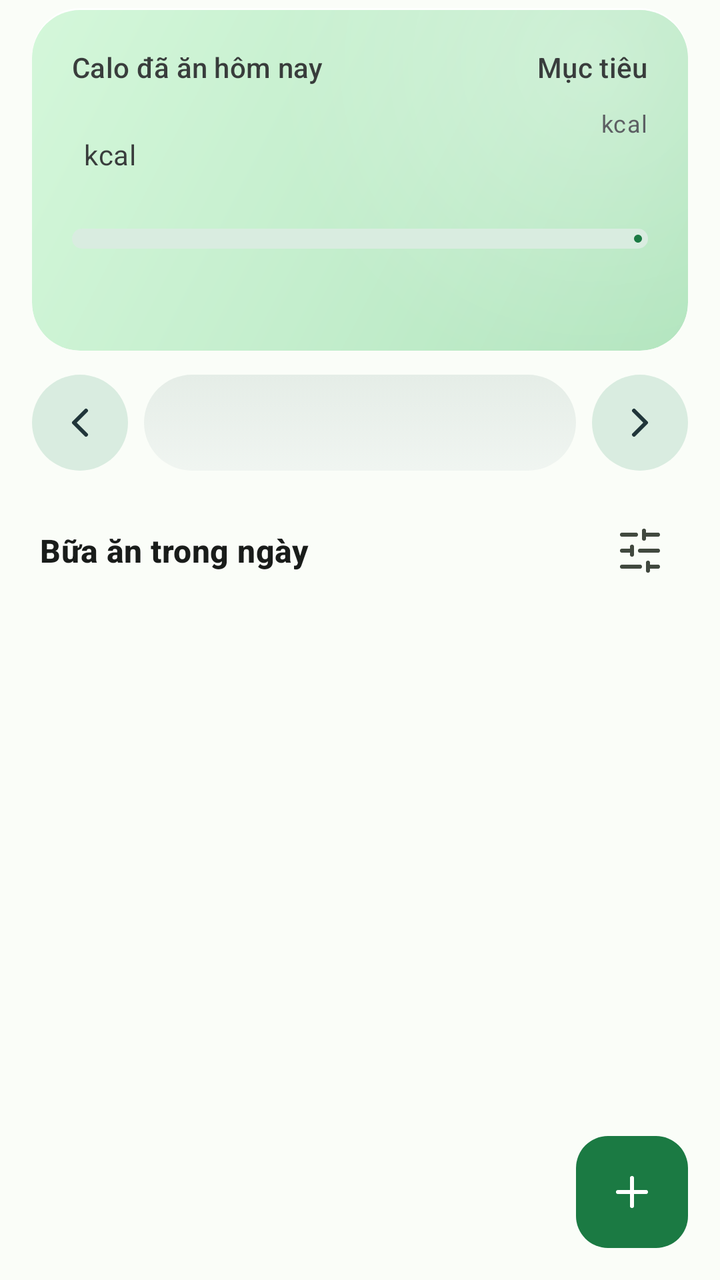
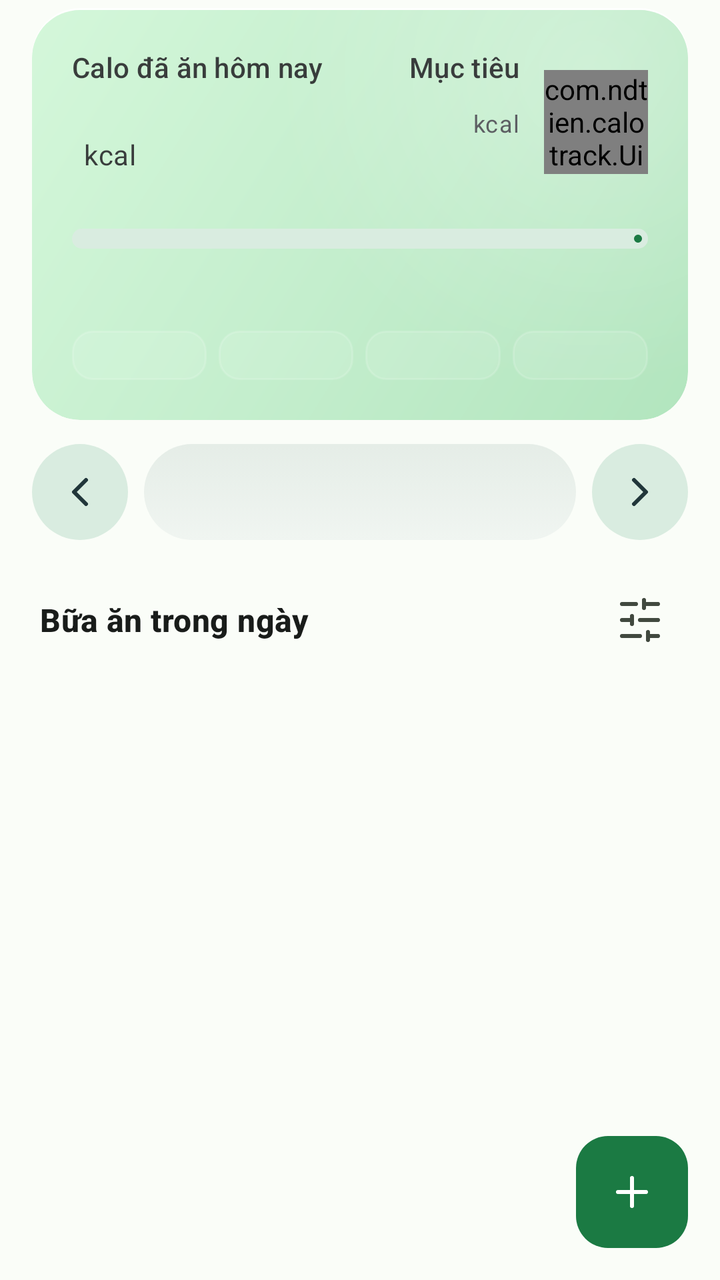

Before-and-after screenshots of an Android layout around one commit, followed by the original layout XML and the change that was made.
<!-- AndroidManifest.xml: application theme Theme.CaloTrack -->
<!-- res/layout/fragment_home.xml -->
<?xml version="1.0" encoding="utf-8"?>
<androidx.constraintlayout.widget.ConstraintLayout xmlns:android="http://schemas.android.com/apk/res/android"
    xmlns:app="http://schemas.android.com/apk/res-auto"
    android:layout_width="match_parent"
    android:layout_height="match_parent"
    android:paddingStart="@dimen/screen_padding"
    android:paddingTop="@dimen/space_4"
    android:paddingEnd="@dimen/screen_padding">

    
    <com.google.android.material.card.MaterialCardView
        android:id="@+id/card_overview"
        android:layout_width="0dp"
        android:layout_height="wrap_content"
        app:cardCornerRadius="@dimen/radius_hero"
        app:cardElevation="0dp"
        app:strokeWidth="0dp"
        app:layout_constraintEnd_toEndOf="parent"
        app:layout_constraintStart_toStartOf="parent"
        app:layout_constraintTop_toTopOf="parent">

        <LinearLayout
            android:id="@+id/layout_hero_bg"
            android:layout_width="match_parent"
            android:layout_height="wrap_content"
            android:background="@drawable/bg_hero_under"
            android:orientation="vertical"
            android:padding="@dimen/space_20">

            <LinearLayout
                android:layout_width="match_parent"
                android:layout_height="wrap_content"
                android:baselineAligned="false"
                android:orientation="horizontal">

                <LinearLayout
                    android:layout_width="0dp"
                    android:layout_height="wrap_content"
                    android:layout_weight="1"
                    android:orientation="vertical">

                    <TextView
                        android:id="@+id/tv_eaten_label"
                        android:layout_width="wrap_content"
                        android:layout_height="wrap_content"
                        android:alpha="0.85"
                        android:text="@string/eaten_today"
                        android:textAppearance="?attr/textAppearanceLabelLarge" />

                    <LinearLayout
                        android:layout_width="wrap_content"
                        android:layout_height="wrap_content"
                        android:layout_marginTop="@dimen/space_4"
                        android:gravity="bottom"
                        android:orientation="horizontal">

                        <TextView
                            android:id="@+id/tv_eaten_big"
                            style="@style/Widget.CaloTrack.Number.Hero"
                            android:layout_width="wrap_content"
                            android:layout_height="wrap_content" />

                        <TextView
                            android:id="@+id/tv_eaten_unit"
                            android:layout_width="wrap_content"
                            android:layout_height="wrap_content"
                            android:layout_marginStart="6dp"
                            android:layout_marginBottom="5dp"
                            android:alpha="0.85"
                            android:text="@string/unit_kcal"
                            android:textAppearance="?attr/textAppearanceBodyMedium" />
                    </LinearLayout>
                </LinearLayout>

                <LinearLayout
                    android:layout_width="wrap_content"
                    android:layout_height="wrap_content"
                    android:gravity="end"
                    android:orientation="vertical">

                    <TextView
                        android:id="@+id/tv_target_label"
                        android:layout_width="wrap_content"
                        android:layout_height="wrap_content"
                        android:alpha="0.85"
                        android:text="@string/label_target"
                        android:textAppearance="?attr/textAppearanceLabelLarge" />

                    <LinearLayout
                        android:layout_width="wrap_content"
                        android:layout_height="wrap_content"
                        android:layout_marginTop="@dimen/space_4"
                        android:gravity="bottom"
                        android:orientation="horizontal">

                        <TextView
                            android:id="@+id/tv_target_big"
                            style="@style/Widget.CaloTrack.Number"
                            android:layout_width="wrap_content"
                            android:layout_height="wrap_content"
                            android:textSize="20sp" />

                        <TextView
                            android:id="@+id/tv_target_unit"
                            android:layout_width="wrap_content"
                            android:layout_height="wrap_content"
                            android:layout_marginStart="@dimen/space_4"
                            android:layout_marginBottom="2dp"
                            android:alpha="0.85"
                            android:text="@string/unit_kcal"
                            android:textAppearance="?attr/textAppearanceBodySmall" />
                    </LinearLayout>
                </LinearLayout>
            </LinearLayout>

            <com.google.android.material.progressindicator.LinearProgressIndicator
                android:id="@+id/progress_overview"
                android:layout_width="match_parent"
                android:layout_height="wrap_content"
                android:layout_marginTop="@dimen/space_16"
                android:max="100"
                app:trackCornerRadius="5dp"
                app:trackThickness="10dp" />

            <LinearLayout
                android:layout_width="match_parent"
                android:layout_height="wrap_content"
                android:layout_marginTop="@dimen/space_12"
                android:gravity="center_vertical"
                android:orientation="horizontal">

                <TextView
                    android:id="@+id/tv_remain_label"
                    android:layout_width="0dp"
                    android:layout_height="wrap_content"
                    android:layout_weight="1"
                    android:fontFeatureSettings="tnum"
                    android:textAppearance="?attr/textAppearanceTitleSmall"
                    android:textStyle="bold" />

                <TextView
                    android:id="@+id/tv_percent"
                    android:layout_width="wrap_content"
                    android:layout_height="wrap_content"
                    android:alpha="0.85"
                    android:fontFeatureSettings="tnum"
                    android:textAppearance="?attr/textAppearanceLabelLarge" />
            </LinearLayout>
        </LinearLayout>
    </com.google.android.material.card.MaterialCardView>

    
    <LinearLayout
        android:id="@+id/day_nav_row"
        android:layout_width="0dp"
        android:layout_height="wrap_content"
        android:layout_marginTop="@dimen/space_12"
        android:gravity="center_vertical"
        android:orientation="horizontal"
        app:layout_constraintEnd_toEndOf="parent"
        app:layout_constraintStart_toStartOf="parent"
        app:layout_constraintTop_toBottomOf="@id/card_overview">

        <ImageButton
            android:id="@+id/btn_prev_day"
            android:layout_width="@dimen/touch_target"
            android:layout_height="@dimen/touch_target"
            android:background="@drawable/bg_circle_tonal"
            android:contentDescription="@string/prev_day"
            android:foreground="?attr/selectableItemBackgroundBorderless"
            android:padding="12dp"
            android:scaleType="fitCenter"
            android:src="@drawable/ic_chevron_left"
            android:stateListAnimator="@animator/uiverse_press_scale"
            app:tint="?attr/colorOnSecondaryContainer" />

        <TextView
            android:id="@+id/tv_day_label"
            android:layout_width="0dp"
            android:layout_height="@dimen/touch_target"
            android:layout_marginStart="@dimen/space_8"
            android:layout_marginEnd="@dimen/space_8"
            android:layout_weight="1"
            android:background="@drawable/bg_search_field"
            android:drawablePadding="@dimen/space_8"
            android:ellipsize="end"
            android:foreground="?attr/selectableItemBackground"
            android:gravity="center"
            android:maxLines="1"
            android:paddingStart="@dimen/space_12"
            android:paddingEnd="@dimen/space_12"
            android:stateListAnimator="@animator/uiverse_press_scale"
            android:textAppearance="?attr/textAppearanceLabelLarge"
            android:textColor="?attr/colorOnSurface" />

        <ImageButton
            android:id="@+id/btn_next_day"
            android:layout_width="@dimen/touch_target"
            android:layout_height="@dimen/touch_target"
            android:background="@drawable/bg_circle_tonal"
            android:contentDescription="@string/next_day"
            android:foreground="?attr/selectableItemBackgroundBorderless"
            android:padding="12dp"
            android:scaleType="fitCenter"
            android:src="@drawable/ic_chevron_right"
            android:stateListAnimator="@animator/uiverse_press_scale"
            app:tint="?attr/colorOnSecondaryContainer" />
    </LinearLayout>

    <LinearLayout
        android:id="@+id/meals_header_row"
        android:layout_width="0dp"
        android:layout_height="wrap_content"
        android:layout_marginTop="@dimen/space_16"
        android:gravity="center_vertical"
        android:orientation="horizontal"
        app:layout_constraintEnd_toEndOf="parent"
        app:layout_constraintStart_toStartOf="parent"
        app:layout_constraintTop_toBottomOf="@id/day_nav_row">

        <TextView
            android:id="@+id/tv_meals_title"
            android:layout_width="wrap_content"
            android:layout_height="wrap_content"
            android:layout_marginStart="@dimen/space_4"
            android:text="@string/meals_of_day"
            android:textAppearance="?attr/textAppearanceTitleMedium"
            android:textColor="?attr/colorOnSurface"
            android:textStyle="bold" />

        <TextView
            android:id="@+id/tv_meals_count"
            android:layout_width="0dp"
            android:layout_height="wrap_content"
            android:layout_marginStart="@dimen/space_8"
            android:layout_weight="1"
            android:textAppearance="?attr/textAppearanceBodyMedium"
            android:textColor="?attr/colorOnSurfaceVariant" />

        
        <Button
            android:id="@+id/btn_clear_filter"
            style="@style/Widget.Material3.Button.TextButton"
            android:layout_width="wrap_content"
            android:layout_height="wrap_content"
            android:text="@string/clear_filter_short"
            android:visibility="gone" />

        <ImageButton
            android:id="@+id/btn_filter_meals"
            android:layout_width="@dimen/touch_target"
            android:layout_height="@dimen/touch_target"
            android:background="?attr/selectableItemBackgroundBorderless"
            android:contentDescription="@string/filter_meals"
            android:src="@drawable/ic_filter"
            app:tint="?attr/colorOnSurfaceVariant" />
    </LinearLayout>

    <com.google.android.material.chip.ChipGroup
        android:id="@+id/chip_active_filters"
        android:layout_width="0dp"
        android:layout_height="wrap_content"
        android:visibility="gone"
        app:layout_constraintEnd_toEndOf="parent"
        app:layout_constraintStart_toStartOf="parent"
        app:layout_constraintTop_toBottomOf="@id/meals_header_row" />

    <androidx.recyclerview.widget.RecyclerView
        android:id="@+id/rv_meals"
        android:layout_width="0dp"
        android:layout_height="0dp"
        android:layout_marginTop="@dimen/space_8"
        android:clipToPadding="false"
        android:paddingBottom="96dp"
        app:layoutManager="androidx.recyclerview.widget.LinearLayoutManager"
        app:layout_constraintBottom_toBottomOf="parent"
        app:layout_constraintEnd_toEndOf="parent"
        app:layout_constraintStart_toStartOf="parent"
        app:layout_constraintTop_toBottomOf="@id/chip_active_filters" />

    <TextView
        android:id="@+id/tv_empty_meals"
        android:layout_width="0dp"
        android:layout_height="wrap_content"
        android:drawablePadding="@dimen/space_12"
        android:drawableTop="@drawable/ic_food"
        android:drawableTint="?attr/colorOnSurfaceVariant"
        android:gravity="center"
        android:padding="32dp"
        android:text="@string/no_meals"
        android:textAppearance="?attr/textAppearanceBodyMedium"
        android:textColor="?attr/colorOnSurfaceVariant"
        android:visibility="gone"
        app:layout_constraintBottom_toBottomOf="parent"
        app:layout_constraintEnd_toEndOf="parent"
        app:layout_constraintStart_toStartOf="parent"
        app:layout_constraintTop_toBottomOf="@id/chip_active_filters" />

    <com.google.android.material.floatingactionbutton.FloatingActionButton
        android:id="@+id/fab_add_meal"
        android:layout_width="wrap_content"
        android:layout_height="wrap_content"
        android:layout_marginBottom="@dimen/space_16"
        android:contentDescription="@string/add_meal"
        android:src="@drawable/ic_add"
        android:stateListAnimator="@animator/uiverse_press_scale"
        app:backgroundTint="?attr/colorPrimary"
        app:tint="?attr/colorOnPrimary"
        app:layout_constraintBottom_toBottomOf="parent"
        app:layout_constraintEnd_toEndOf="parent" />

</androidx.constraintlayout.widget.ConstraintLayout>
<!-- resources referenced by this layout -->
<resources>
  <dimen name="radius_hero">24dp</dimen>
  <dimen name="screen_padding">16dp</dimen>
  <dimen name="space_12">12dp</dimen>
  <dimen name="space_16">16dp</dimen>
  <dimen name="space_20">20dp</dimen>
  <dimen name="space_4">4dp</dimen>
  <dimen name="space_8">8dp</dimen>
  <dimen name="touch_target">48dp</dimen>
  <!-- drawable ic_food (drawable) -->
  <vector xmlns:android="http://schemas.android.com/apk/res/android"
      android:width="24dp"
      android:height="24dp"
      android:viewportWidth="24"
      android:viewportHeight="24">
      <path
          android:fillColor="#00000000"
          android:pathData="m16,2 -2.3,2.3a3,3 0,0 0,0 4.2l1.8,1.8a3,3 0,0 0,4.2 0L22,8"
          android:strokeWidth="2"
          android:strokeColor="#FF000000"
          android:strokeLineCap="round"
          android:strokeLineJoin="round" />
      <path
          android:fillColor="#00000000"
          android:pathData="M15,15 3.3,3.3a4.2,4.2 0,0 0,0 6l7.3,7.3c0.7,0.7 2,0.7 2.8,0L15,15Zm0,0 7,7"
          android:strokeWidth="2"
          android:strokeColor="#FF000000"
          android:strokeLineCap="round"
          android:strokeLineJoin="round" />
      <path
          android:fillColor="#00000000"
          android:pathData="m2.1,21.8 6.4,-6.3"
          android:strokeWidth="2"
          android:strokeColor="#FF000000"
          android:strokeLineCap="round"
          android:strokeLineJoin="round" />
      <path
          android:fillColor="#00000000"
          android:pathData="m19,5 -7,7"
          android:strokeWidth="2"
          android:strokeColor="#FF000000"
          android:strokeLineCap="round"
          android:strokeLineJoin="round" />
  </vector>
  <string name="add_meal">Thêm bữa ăn</string>
  <string name="clear_filter_short">Bỏ lọc</string>
  <string name="eaten_today">Calo đã ăn hôm nay</string>
  <string name="filter_meals">Lọc bữa ăn</string>
  <string name="label_target">Mục tiêu</string>
  <string name="meals_of_day">Bữa ăn trong ngày</string>
  <string name="next_day">Ngày sau</string>
  <string name="no_meals">Chưa ghi nhận bữa ăn nào.\nNhấn + để thêm bữa ăn.</string>
  <string name="prev_day">Ngày trước</string>
  <string name="unit_kcal">kcal</string>
  <style name="Widget.CaloTrack.Number.Hero">
          <item name="android:textSize">44sp</item>
          <item name="android:letterSpacing">-0.02</item>
          <item name="android:includeFontPadding">false</item>
      </style>
  <color name="card_rim_top">#E6FFFFFF</color>
  <color name="hero_under_center">#C4EECD</color>
  <color name="hero_under_end">#B2E5BE</color>
  <color name="hero_under_start">#D4F7DA</color>
  <color name="hero_orb_under">#42FFFFFF</color>
  <color name="inset_well_bottom">#F0F5F1</color>
  <color name="inset_well_top">#E5EDE7</color>
  <color name="proto_primary">#1b7a43</color>
  <color name="proto_on_primary">#ffffff</color>
  <color name="proto_primary_container">#c9f2cf</color>
  <color name="proto_on_primary_container">#05421f</color>
  <color name="proto_secondary_container">#d9ece0</color>
  <color name="proto_on_secondary_container">#21363a</color>
  <color name="proto_surface">#fafdf8</color>
  <color name="proto_on_surface">#191c1a</color>
  <color name="proto_surface_variant">#eef2ea</color>
  <color name="proto_on_surface_variant">#41493f</color>
  <color name="proto_surface_container">#f2f5ef</color>
  <color name="proto_surface_container_high">#e9eee5</color>
  <color name="proto_outline">#c7cfc4</color>
  <color name="proto_outline_variant">#e0e6dc</color>
  <color name="proto_error">#ba1a1a</color>
  <color name="proto_error_container">#ffdad6</color>
  <style name="Widget.CaloTrack.BottomNavigationView" parent="Widget.Material3.BottomNavigationView">
          <item name="itemActiveIndicatorStyle">@style/Widget.CaloTrack.BottomNavActiveIndicator</item>
      </style>
  <style name="Widget.CaloTrack.BottomNavActiveIndicator" parent="Widget.Material3.BottomNavigationView.ActiveIndicator">
          <item name="android:color">?attr/colorSecondaryContainer</item>
      </style>
  <!-- unchanged entries left out for length: 9 -->
</resources>

<!-- the commit's change to res/layout/fragment_home.xml (unified diff, before → after) -->
@@ -111,6 +111,14 @@
                             android:textAppearance="?attr/textAppearanceBodySmall" />
                     </LinearLayout>
                 </LinearLayout>
+
+                <com.ndtien.calotrack.UiverseCalorieRingView
+                    android:id="@+id/ring_overview"
+                    android:layout_width="52dp"
+                    android:layout_height="52dp"
+                    android:layout_gravity="center_vertical"
+                    android:layout_marginStart="12dp"
+                    android:importantForAccessibility="no" />
             </LinearLayout>
 
             <com.google.android.material.progressindicator.LinearProgressIndicator
@@ -145,6 +153,86 @@
                     android:alpha="0.85"
                     android:fontFeatureSettings="tnum"
                     android:textAppearance="?attr/textAppearanceLabelLarge" />
+            </LinearLayout>
+
+            
+            <LinearLayout
+                android:id="@+id/hero_meal_summary_row"
+                android:layout_width="match_parent"
+                android:layout_height="wrap_content"
+                android:layout_marginTop="10dp"
+                android:orientation="horizontal">
+
+                <TextView
+                    android:id="@+id/tv_hero_breakfast"
+                    android:layout_width="0dp"
+                    android:layout_height="wrap_content"
+                    android:layout_weight="1"
+                    android:background="@drawable/bg_hero_meal_pill"
+                    android:ellipsize="end"
+                    android:fontFeatureSettings="tnum"
+                    android:gravity="center"
+                    android:maxLines="1"
+                    android:paddingStart="4dp"
+                    android:paddingTop="5dp"
+                    android:paddingEnd="4dp"
+                    android:paddingBottom="5dp"
+                    android:textSize="11sp"
+                    android:textStyle="bold" />
+
+                <TextView
+                    android:id="@+id/tv_hero_lunch"
+                    android:layout_width="0dp"
+                    android:layout_height="wrap_content"
+                    android:layout_marginStart="6dp"
+                    android:layout_weight="1"
+                    android:background="@drawable/bg_hero_meal_pill"
+                    android:ellipsize="end"
+                    android:fontFeatureSettings="tnum"
+                    android:gravity="center"
+                    android:maxLines="1"
+                    android:paddingStart="4dp"
+                    android:paddingTop="5dp"
+                    android:paddingEnd="4dp"
+                    android:paddingBottom="5dp"
+                    android:textSize="11sp"
+                    android:textStyle="bold" />
+
+                <TextView
+                    android:id="@+id/tv_hero_dinner"
+                    android:layout_width="0dp"
+                    android:layout_height="wrap_content"
+                    android:layout_marginStart="6dp"
+                    android:layout_weight="1"
+                    android:background="@drawable/bg_hero_meal_pill"
+                    android:ellipsize="end"
+                    android:fontFeatureSettings="tnum"
+                    android:gravity="center"
+                    android:maxLines="1"
+                    android:paddingStart="4dp"
+                    android:paddingTop="5dp"
+                    android:paddingEnd="4dp"
+                    android:paddingBottom="5dp"
+                    android:textSize="11sp"
+                    android:textStyle="bold" />
+
+                <TextView
+                    android:id="@+id/tv_hero_snack"
+                    android:layout_width="0dp"
+                    android:layout_height="wrap_content"
+                    android:layout_marginStart="6dp"
+                    android:layout_weight="1"
+                    android:background="@drawable/bg_hero_meal_pill"
+                    android:ellipsize="end"
+                    android:fontFeatureSettings="tnum"
+                    android:gravity="center"
+                    android:maxLines="1"
+                    android:paddingStart="4dp"
+                    android:paddingTop="5dp"
+                    android:paddingEnd="4dp"
+                    android:paddingBottom="5dp"
+                    android:textSize="11sp"
+                    android:textStyle="bold" />
             </LinearLayout>
         </LinearLayout>
     </com.google.android.material.card.MaterialCardView>
@@ -282,10 +370,10 @@
         android:id="@+id/tv_empty_meals"
         android:layout_width="0dp"
         android:layout_height="wrap_content"
-        android:drawablePadding="@dimen/space_12"
-        android:drawableTop="@drawable/ic_food"
-        android:drawableTint="?attr/colorOnSurfaceVariant"
+        android:drawablePadding="@dimen/space_16"
+        android:drawableTop="@drawable/bg_empty_food_badge"
         android:gravity="center"
+        android:lineSpacingExtra="4dp"
         android:padding="32dp"
         android:text="@string/no_meals"
         android:textAppearance="?attr/textAppearanceBodyMedium"
<!-- resource entries referenced after the edit -->
@@ -8,41 +8,17 @@
   <dimen name="space_4">4dp</dimen>
   <dimen name="space_8">8dp</dimen>
   <dimen name="touch_target">48dp</dimen>
-  <!-- drawable ic_food (drawable) -->
-  <vector xmlns:android="http://schemas.android.com/apk/res/android"
-      android:width="24dp"
-      android:height="24dp"
-      android:viewportWidth="24"
-      android:viewportHeight="24">
-      <path
-          android:fillColor="#00000000"
-          android:pathData="m16,2 -2.3,2.3a3,3 0,0 0,0 4.2l1.8,1.8a3,3 0,0 0,4.2 0L22,8"
-          android:strokeWidth="2"
-          android:strokeColor="#FF000000"
-          android:strokeLineCap="round"
-          android:strokeLineJoin="round" />
-      <path
-          android:fillColor="#00000000"
-          android:pathData="M15,15 3.3,3.3a4.2,4.2 0,0 0,0 6l7.3,7.3c0.7,0.7 2,0.7 2.8,0L15,15Zm0,0 7,7"
-          android:strokeWidth="2"
-          android:strokeColor="#FF000000"
-          android:strokeLineCap="round"
-          android:strokeLineJoin="round" />
-      <path
-          android:fillColor="#00000000"
-          android:pathData="m2.1,21.8 6.4,-6.3"
-          android:strokeWidth="2"
-          android:strokeColor="#FF000000"
-          android:strokeLineCap="round"
-          android:strokeLineJoin="round" />
-      <path
-          android:fillColor="#00000000"
-          android:pathData="m19,5 -7,7"
-          android:strokeWidth="2"
-          android:strokeColor="#FF000000"
-          android:strokeLineCap="round"
-          android:strokeLineJoin="round" />
-  </vector>
+  <!-- drawable bg_empty_food_badge: vector/xml drawable (drawable, 2523 chars, omitted) -->
+  <!-- drawable bg_hero_meal_pill (drawable) -->
+  <?xml version="1.0" encoding="utf-8"?>
+  <shape xmlns:android="http://schemas.android.com/apk/res/android"
+      android:shape="rectangle">
+      <solid android:color="#1AFFFFFF" />
+      <corners android:radius="10dp" />
+      <stroke
+          android:width="1dp"
+          android:color="#26FFFFFF" />
+  </shape>
   <string name="add_meal">Thêm bữa ăn</string>
   <string name="clear_filter_short">Bỏ lọc</string>
   <string name="eaten_today">Calo đã ăn hôm nay</string>
